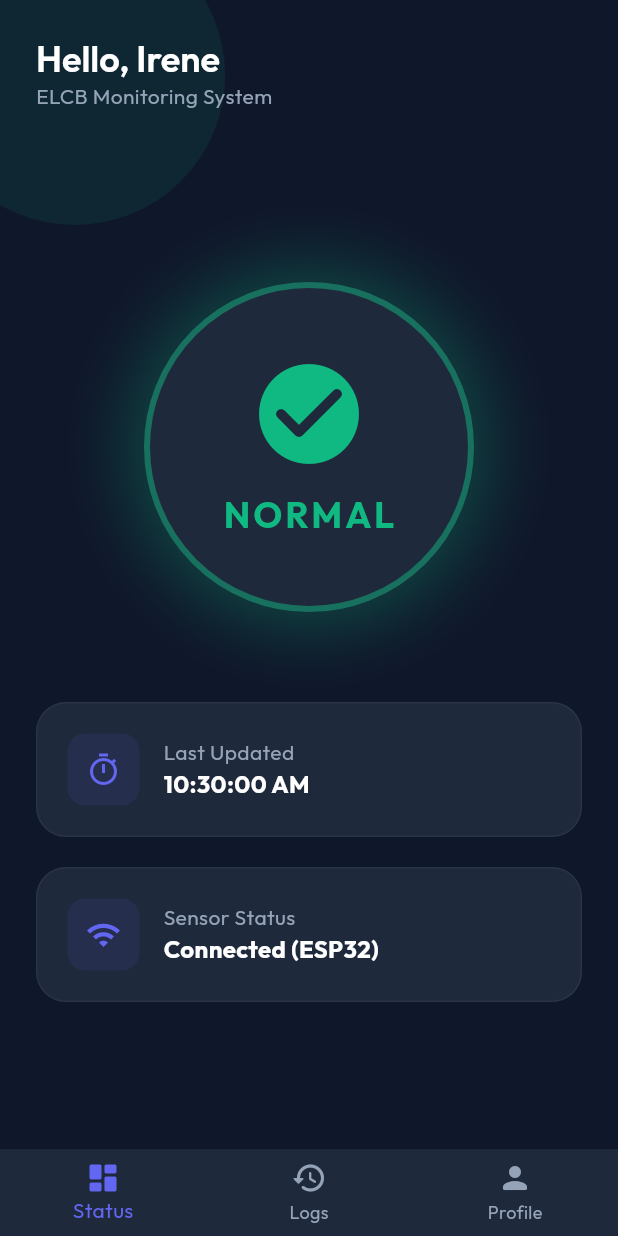
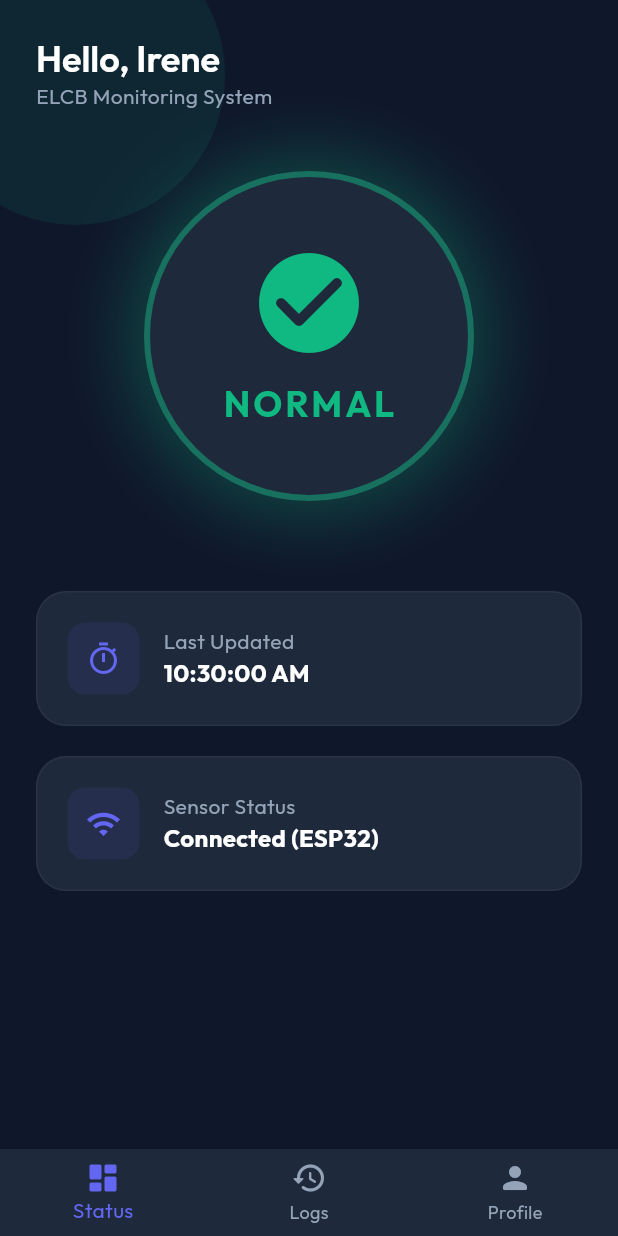
Before and after one commit to Irenesabu28/Miniproject, a Flutter app: the screen it shows once a user with an empty profile is signed in, on a phone screen of 412 x 824 dp. Run offline on Flutter 3.47's test engine with Material 3 defaults, Android fonts, the phone set to English and light mode, and no system bars; our stand-ins replace animate_do, firebase_auth, firebase_core, firebase_database, firebase_messaging, flutter_local_notifications and 1 more; accounts and stored records are empty.

Commit message:
ui edited

```diff
--- a/lib/main.dart
+++ b/lib/main.dart
@@ -6,18 +6,11 @@ import 'screens/home.dart';
 import 'package:firebase_auth/firebase_auth.dart';
 import 'screens/auth.dart';
 import 'services/firebase_service.dart';
-
+import 'utils/responsive.dart';
 import 'firebase_options.dart';
 
-void main() async {
+void main() {
   WidgetsFlutterBinding.ensureInitialized();
-  await Firebase.initializeApp(
-    options: DefaultFirebaseOptions.currentPlatform,
-  );
-
-  // Setup Cloud Messaging
-  await FirebaseService().setupFCM();
-
   runApp(const MyApp());
 }
 
@@ -30,26 +23,46 @@ class MyApp extends StatelessWidget {
       title: 'ELCB Monitor',
       debugShowCheckedModeBanner: false,
       theme: AppTheme.darkTheme,
-      builder: (context, child) {
-        return Center(
-          child: ConstrainedBox(
-            constraints: const BoxConstraints(maxWidth: 500),
-            child: child,
-          ),
-        );
-      },
-      home: StreamBuilder<User?>(
-        stream: FirebaseService().authStateChanges,
+      home: FutureBuilder(
+        future: Firebase.initializeApp(options: DefaultFirebaseOptions.currentPlatform),
         builder: (context, snapshot) {
-          if (snapshot.connectionState == ConnectionState.waiting) {
-            return const Scaffold(body: Center(child: CircularProgressIndicator()));
+          if (snapshot.connectionState == ConnectionState.done) {
+            // Setup FCM once Firebase is ready
+            FirebaseService().setupFCM();
+
+            return StreamBuilder<User?>(
+              stream: FirebaseService().authStateChanges,
+              builder: (context, authSnapshot) {
+                if (authSnapshot.connectionState == ConnectionState.waiting) {
+                  return const Scaffold(body: Center(child: CircularProgressIndicator(color: AppColors.primary)));
+                }
+                if (authSnapshot.hasData) {
+                  return const HomePage();
+                }
+                return const AuthPage();
+              },
+            );
           }
-          if (snapshot.hasData) {
-            return const HomePage();
-          }
-          return const AuthPage();
+
+          // Initial Flutter-native splash screen while waiting for Firebase
+          return const Scaffold(
+            backgroundColor: AppColors.background,
+            body: Center(
+              child: Column(
+                mainAxisAlignment: MainAxisAlignment.center,
+                children: [
+                   Icon(Icons.bolt_rounded, size: 80, color: AppColors.primary),
+                   SizedBox(height: 24),
+                   CircularProgressIndicator(color: AppColors.primary),
+                ],
+              ),
+            ),
+          );
         },
       ),
+      builder: (context, child) {
+        return ResponsiveWrapper(child: child!);
+      },
       routes: {
         '/auth': (context) => const AuthPage(),
         '/home': (context) => const HomePage(),
--- a/lib/models/models.dart
+++ b/lib/models/models.dart
@@ -1,17 +1,33 @@
 class UserModel {
-  String name;
-  String email;
-  String phone;
-  String address;
-  String consumerNumber; // Maps to consumer_number in JSON
+  final String name;
+  final String email;
+  final String phone;
+  final String address;
+  final String consumerNumber;
 
-  UserModel({
+  const UserModel({
     this.name = 'Irene',
     this.email = 'irene@gmail.com',
     this.phone = '9876543210',
     this.address = 'Thrissur',
     this.consumerNumber = '123456789',
   });
+
+  UserModel copyWith({
+    String? name,
+    String? email,
+    String? phone,
+    String? address,
+    String? consumerNumber,
+  }) {
+    return UserModel(
+      name: name ?? this.name,
+      email: email ?? this.email,
+      phone: phone ?? this.phone,
+      address: address ?? this.address,
+      consumerNumber: consumerNumber ?? this.consumerNumber,
+    );
+  }
 
   Map<String, dynamic> toJson() => {
     'name': name,
@@ -28,6 +44,7 @@ class UserModel {
     address: json['address'] ?? '',
     consumerNumber: json['consumer_number'] ?? '',
   );
+
   @override
   bool operator ==(Object other) =>
       identical(this, other) ||
@@ -48,11 +65,12 @@ class TripLog {
   final bool isTripped;
   final String description;
 
-  TripLog({
+  const TripLog({
     required this.timestamp,
     required this.isTripped,
     required this.description,
   });
+
   @override
   bool operator ==(Object other) =>
       identical(this, other) ||
--- a/lib/screens/home.dart
+++ b/lib/screens/home.dart
@@ -56,8 +56,12 @@ class StatusView extends StatelessWidget {
 
     return StreamBuilder<String>(
       stream: firebaseService.statusStream,
-      builder: (context, snapshot) {
-        final status = snapshot.data ?? 'NORMAL';
+      builder: (context, statusSnapshot) {
+        return StreamBuilder<UserModel>(
+          stream: firebaseService.profileStream,
+          builder: (context, userSnapshot) {
+            final user = userSnapshot.data ?? const UserModel();
+            final status = statusSnapshot.data ?? 'NORMAL';
             final isTripped = status.toUpperCase() == 'TRIPPED';
             final statusColor = isTripped ? AppColors.statusTripped : AppColors.statusStable;
 
@@ -77,13 +81,14 @@ class StatusView extends StatelessWidget {
                 ),
 
                 SafeArea(
-              child: Padding(
+                  child: SingleChildScrollView(
+                    physics: const BouncingScrollPhysics(),
                     padding: const EdgeInsets.all(24.0),
                     child: Column(
                       crossAxisAlignment: CrossAxisAlignment.start,
                       children: [
                         Text(
-                      'Hello, Irene',
+                          'Hello, ${user.name}',
                           style: Theme.of(context).textTheme.titleLarge?.copyWith(fontSize: 24),
                         ),
                         const Text(
@@ -92,8 +97,7 @@ class StatusView extends StatelessWidget {
                         ),
                         const SizedBox(height: 40),
 
-                    Expanded(
-                      child: Center(
+                        Center(
                           child: Column(
                             mainAxisAlignment: MainAxisAlignment.center,
                             children: [
@@ -160,12 +164,13 @@ class StatusView extends StatelessWidget {
                             ],
                           ),
                         ),
-                    ),
                       ],
                     ),
                   ),
                 ),
               ],
+            );
+          },
         );
       },
     );
@@ -244,13 +249,13 @@ class LogsPage extends StatelessWidget {
                   final logs = snapshot.data ?? [];
 
                   if (logs.isEmpty) {
-                    return Center(
+                    return const Center(
                       child: Column(
                         mainAxisAlignment: MainAxisAlignment.center,
                         children: [
-                          Icon(Icons.history_toggle_off_rounded, size: 80, color: Colors.white.withValues(alpha: 0.1)),
-                          const SizedBox(height: 16),
-                          const Text('No trip events recorded', style: TextStyle(color: AppColors.textBody)),
+                          Icon(Icons.history_toggle_off_rounded, size: 80, color: Colors.white10),
+                          SizedBox(height: 16),
+                          Text('No trip events recorded', style: TextStyle(color: AppColors.textBody)),
                         ],
                       ),
                     );
@@ -259,10 +264,9 @@ class LogsPage extends StatelessWidget {
                   return ListView.builder(
                     itemCount: logs.length,
                     itemBuilder: (context, index) {
-                      final log = logs[index];
                       return FadeInLeft(
-                        delay: Duration(milliseconds: index * 100),
-                        child: LogEntryCard(log: log),
+                        delay: Duration(milliseconds: (index < 10 ? index * 80 : 0)), // Limit delay for many items
+                        child: LogEntryCard(log: logs[index]),
                       );
                     },
                   );
@@ -372,6 +376,25 @@ class _ProfilePageState extends State<ProfilePage> {
     }
   }
 
+  Future<void> _saveProfile() async {
+    if (!_formKey.currentState!.validate()) return;
+
+    final updatedUser = UserModel(
+      name: _nameController.text,
+      phone: _phoneController.text,
+      address: _addressController.text,
+      consumerNumber: _consumerController.text,
+    );
+
+    await _firebaseService.saveProfile(updatedUser);
+
+    if (mounted) {
+      ScaffoldMessenger.of(context).showSnackBar(
+        const SnackBar(content: Text('Profile updated successfully!')),
+      );
+    }
+  }
+
   @override
   Widget build(BuildContext context) {
     return SafeArea(
@@ -410,21 +433,7 @@ class _ProfilePageState extends State<ProfilePage> {
                 width: double.infinity,
                 height: 56,
                 child: ElevatedButton(
-                  onPressed: () async {
-                    if (_formKey.currentState!.validate()) {
-                      final updatedUser = UserModel(
-                        name: _nameController.text,
-                        phone: _phoneController.text,
-                        address: _addressController.text,
-                        consumerNumber: _consumerController.text,
-                      );
-                      await _firebaseService.saveProfile(updatedUser);
-                      if (!mounted) return;
-                      ScaffoldMessenger.of(context).showSnackBar(
-                        const SnackBar(content: Text('Profile updated successfully!')),
-                      );
-                    }
-                  },
+                  onPressed: _saveProfile,
                   style: ElevatedButton.styleFrom(
                     backgroundColor: AppColors.primary,
                     foregroundColor: Colors.white,
@@ -435,24 +444,34 @@ class _ProfilePageState extends State<ProfilePage> {
               ),
               const SizedBox(height: 20),
 
-              SizedBox(
-                width: double.infinity,
-                child: TextButton.icon(
-                  onPressed: () async {
-                    await _firebaseService.resetDatabase();
-                    if (!mounted) return;
-                    ScaffoldMessenger.of(context).showSnackBar(
-                      const SnackBar(content: Text('Database has been reset and initialized!')),
-                    );
-                  },
-                  icon: const Icon(Icons.refresh_rounded, color: AppColors.statusTripped),
-                  label: const Text('RESET DATABASE STRUCTURE', style: TextStyle(color: AppColors.statusTripped)),
-                ),
-              ),
+              const _ResetDatabaseButton(),
               const SizedBox(height: 40),
             ],
           ),
         ),
+      ),
+    );
+  }
+}
+
+class _ResetDatabaseButton extends StatelessWidget {
+  const _ResetDatabaseButton();
+
+  @override
+  Widget build(BuildContext context) {
+    return SizedBox(
+      width: double.infinity,
+      child: TextButton.icon(
+        onPressed: () async {
+          await FirebaseService().resetDatabase();
+          if (context.mounted) {
+            ScaffoldMessenger.of(context).showSnackBar(
+              const SnackBar(content: Text('Database has been reset and initialized!')),
+            );
+          }
+        },
+        icon: const Icon(Icons.refresh_rounded, color: AppColors.statusTripped),
+        label: const Text('RESET DATABASE STRUCTURE', style: TextStyle(color: AppColors.statusTripped)),
       ),
     );
   }
--- /dev/null
+++ b/lib/utils/responsive.dart
@@ -0,0 +1,144 @@
+import 'package:flutter/material.dart';
+import 'theme.dart';
+
+class ResponsiveWrapper extends StatelessWidget {
+  final Widget child;
+  const ResponsiveWrapper({super.key, required this.child});
+
+  @override
+  Widget build(BuildContext context) {
+    return LayoutBuilder(
+      builder: (context, constraints) {
+        // Desktop breakpoint
+        if (constraints.maxWidth > 500) {
+          return Material(
+            color: const Color(0xFF020617),
+            child: Center(
+              child: Container(
+                margin: const EdgeInsets.symmetric(vertical: 40),
+                decoration: BoxDecoration(
+                  borderRadius: BorderRadius.circular(50),
+                  boxShadow: [
+                    BoxShadow(
+                      color: Colors.black.withValues(alpha: 0.7),
+                      blurRadius: 80,
+                      spreadRadius: 5,
+                      offset: const Offset(0, 40),
+                    ),
+                  ],
+                ),
+                child: AspectRatio(
+                  aspectRatio: 9 / 19.5, // Modern smartphone aspect ratio
+                  child: Container(
+                    decoration: BoxDecoration(
+                      color: AppColors.background,
+                      borderRadius: BorderRadius.circular(50),
+                      border: Border.all(
+                        color: const Color(0xFF334155), // Graphite/Dark Slate frame
+                        width: 12,
+                      ),
+                    ),
+                    child: Stack(
+                      children: [
+                        // Main App Content
+                        Padding(
+                          padding: const EdgeInsets.only(top: 40), // Account for Status Bar
+                          child: ClipRRect(
+                            borderRadius: BorderRadius.circular(38),
+                            child: child,
+                          ),
+                        ),
+
+                        // Top Notch / Island
+                        Align(
+                          alignment: Alignment.topCenter,
+                          child: Container(
+                            margin: const EdgeInsets.only(top: 8),
+                            width: 120,
+                            height: 30,
+                            decoration: BoxDecoration(
+                              color: Colors.black,
+                              borderRadius: BorderRadius.circular(20),
+                            ),
+                            child: Row(
+                              mainAxisAlignment: MainAxisAlignment.center,
+                              children: [
+                                Container(
+                                  width: 8,
+                                  height: 8,
+                                  decoration: const BoxDecoration(
+                                    color: Color(0xFF1E293B),
+                                    shape: BoxShape.circle,
+                                  ),
+                                ),
+                                const SizedBox(width: 40),
+                                Container(
+                                  width: 40,
+                                  height: 4,
+                                  decoration: BoxDecoration(
+                                    color: const Color(0xFF1E293B),
+                                    borderRadius: BorderRadius.circular(2),
+                                  ),
+                                ),
+                              ],
+                            ),
+                          ),
+                        ),
+
+                        // Status Bar Mock (Left)
+                        const Positioned(
+                          top: 15,
+                          left: 35,
+                          child: Text(
+                            '9:41',
+                            style: TextStyle(
+                              color: Colors.white,
+                              fontSize: 14,
+                              fontWeight: FontWeight.bold,
+                            ),
+                          ),
+                        ),
+
+                        // Status Bar Mock (Right)
+                        const Positioned(
+                          top: 15,
+                          right: 35,
+                          child: Row(
+                            children: [
+                              Icon(Icons.signal_cellular_4_bar, color: Colors.white, size: 14),
+                              SizedBox(width: 4),
+                              Icon(Icons.wifi, color: Colors.white, size: 14),
+                              SizedBox(width: 4),
+                              Icon(Icons.battery_full_rounded, color: Colors.white, size: 16),
+                            ],
+                          ),
+                        ),
+
+                        // Bottom Home Indicator
+                        Align(
+                          alignment: Alignment.bottomCenter,
+                          child: Container(
+                            margin: const EdgeInsets.only(bottom: 8),
+                            width: 120,
+                            height: 5,
+                            decoration: BoxDecoration(
+                              color: Colors.white.withValues(alpha: 0.3),
+                              borderRadius: BorderRadius.circular(10),
+                            ),
+                          ),
+                        ),
+                      ],
+                    ),
+                  ),
+                ),
+              ),
+            ),
+          );
+        }
+
+        // Mobile layout
+        return child;
+      },
+    );
+  }
+}
```
Also changed, not shown: lib/screens/auth.dart (+152 -93 lines), lib/screens/get_started.dart (+5 -4 lines), lib/services/firebase_service.dart (+54 -42 lines), 1 other file. Lines whose indentation alone changed are shown as unchanged.
